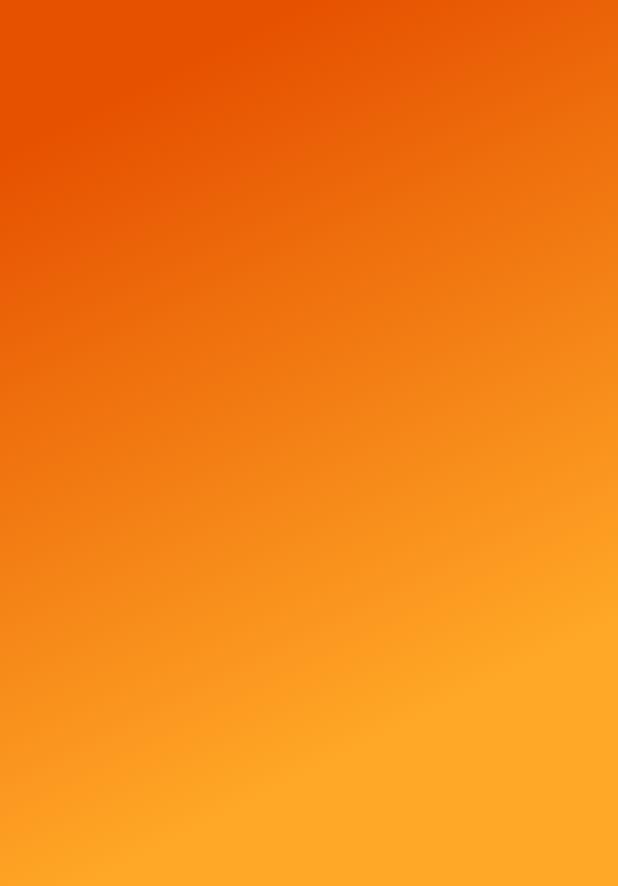
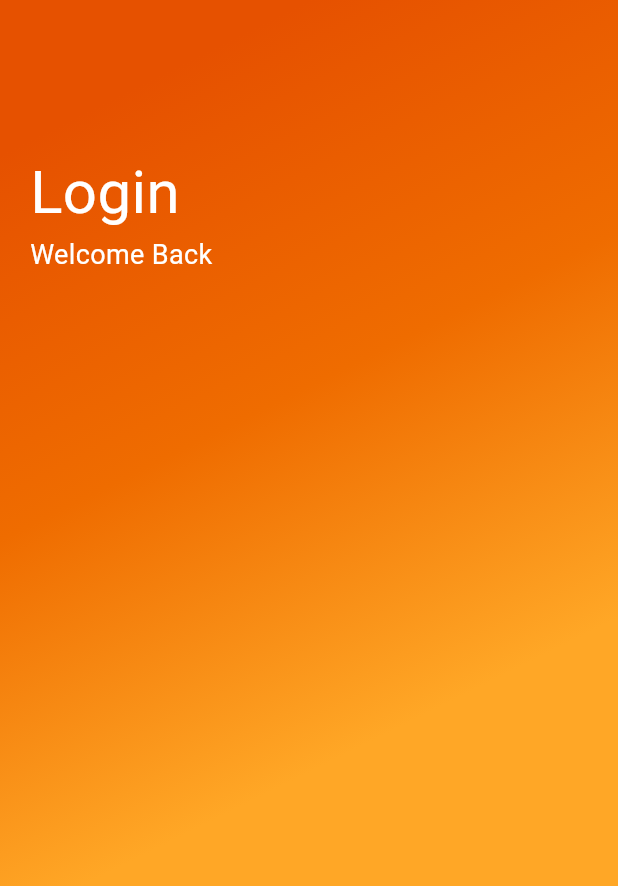
Before and after one commit to sydney1232/login_page_3, a Flutter app: the screen it shows after launch, on a phone screen of 412 x 824 dp. Shown: the top 886 px of the screen. Run offline on Flutter 3.47's test engine with Material 3 defaults, Android fonts, the phone set to English and light mode, and no system bars.

Commit message:
Added Login and Welcome back Headers

```diff
--- a/lib/main.dart
+++ b/lib/main.dart
@@ -19,14 +19,38 @@ class _LoginPageState extends State<LoginPage> {
   Widget build(BuildContext context) {
     return Scaffold(
       body: Container(
+        width: double.infinity,
         decoration: BoxDecoration(
           gradient: LinearGradient(
             begin: Alignment.topCenter,
             colors: [
               Colors.orange.shade900,
+              Colors.orange.shade800,
               Colors.orange.shade400,
             ],
           ),
+        ),
+        child: Column(
+          crossAxisAlignment: CrossAxisAlignment.start,
+          children: [
+            SizedBox(height: 80),
+            Container(
+              padding: EdgeInsets.all(20),
+              child: Column(
+                crossAxisAlignment: CrossAxisAlignment.start,
+                children: [
+                  Text(
+                    "Login",
+                    style: TextStyle(color: Colors.white, fontSize: 40),
+                  ),
+                  Text(
+                    "Welcome Back",
+                    style: TextStyle(color: Colors.white, fontSize: 18),
+                  ),
+                ],
+              ),
+            ),
+          ],
         ),
       ),
     );
```
